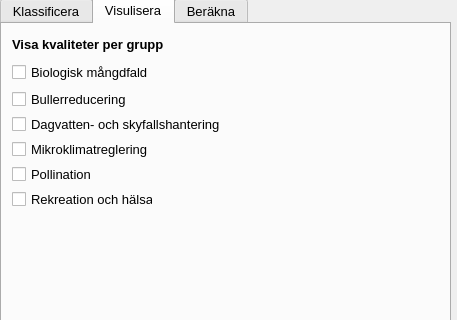
Qt form ui/qgyf_dockwidget_base.ui (co-city/QGYF) before a commit; both pictures show x 0 to 457 and y 0 to 320 of the 457 by 947 pixel window.
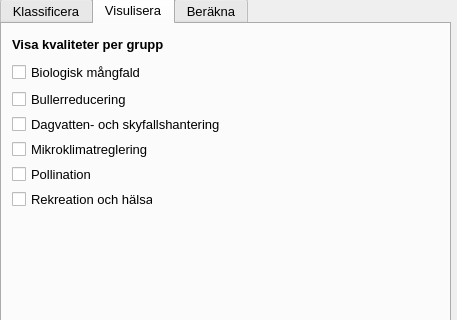
The same form after that commit. The open tabs and pages were chosen to show the change. Icons and pictures are not drawn. Custom widgets are drawn as their Qt base class.

Patch:
```diff
--- a/ui/qgyf_dockwidget_base.ui
+++ b/ui/qgyf_dockwidget_base.ui
@@ -367,7 +367,7 @@
        </rect>
       </property>
       <property name="text">
-       <string>Biologisk mångdfald</string>
+       <string>Biologisk mångfald</string>
       </property>
       <property name="checkable">
        <bool>true</bool>
```
